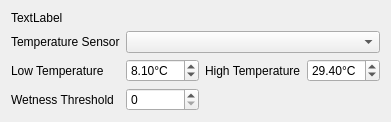
The window that desktop/reporting/reports/leaf_wet_hours/criteria.ui (davidrg/zxweather) describes before a commit, drawn with Qt 5.
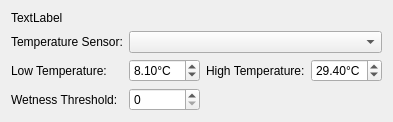
The same window after the commit.

Commit message: desktop: Fix inconsistent use of colons in field labels

```diff
--- a/desktop/reporting/reports/leaf_wet_hours/criteria.ui
+++ b/desktop/reporting/reports/leaf_wet_hours/criteria.ui
@@ -41,21 +41,21 @@
    <item row="3" column="0">
     <widget class="QLabel" name="label_5">
      <property name="text">
-      <string>Wetness Threshold</string>
+      <string>Wetness Threshold:</string>
      </property>
     </widget>
    </item>
    <item row="2" column="2">
     <widget class="QLabel" name="label_4">
      <property name="text">
-      <string>High Temperature</string>
+      <string>High Temperature:</string>
      </property>
     </widget>
    </item>
    <item row="1" column="0">
     <widget class="QLabel" name="label">
      <property name="text">
-      <string>Temperature Sensor</string>
+      <string>Temperature Sensor:</string>
      </property>
     </widget>
    </item>
@@ -69,7 +69,7 @@
    <item row="2" column="0">
     <widget class="QLabel" name="label_2">
      <property name="text">
-      <string>Low Temperature</string>
+      <string>Low Temperature:</string>
      </property>
     </widget>
    </item>
```
The commit also changes 7 other files.
